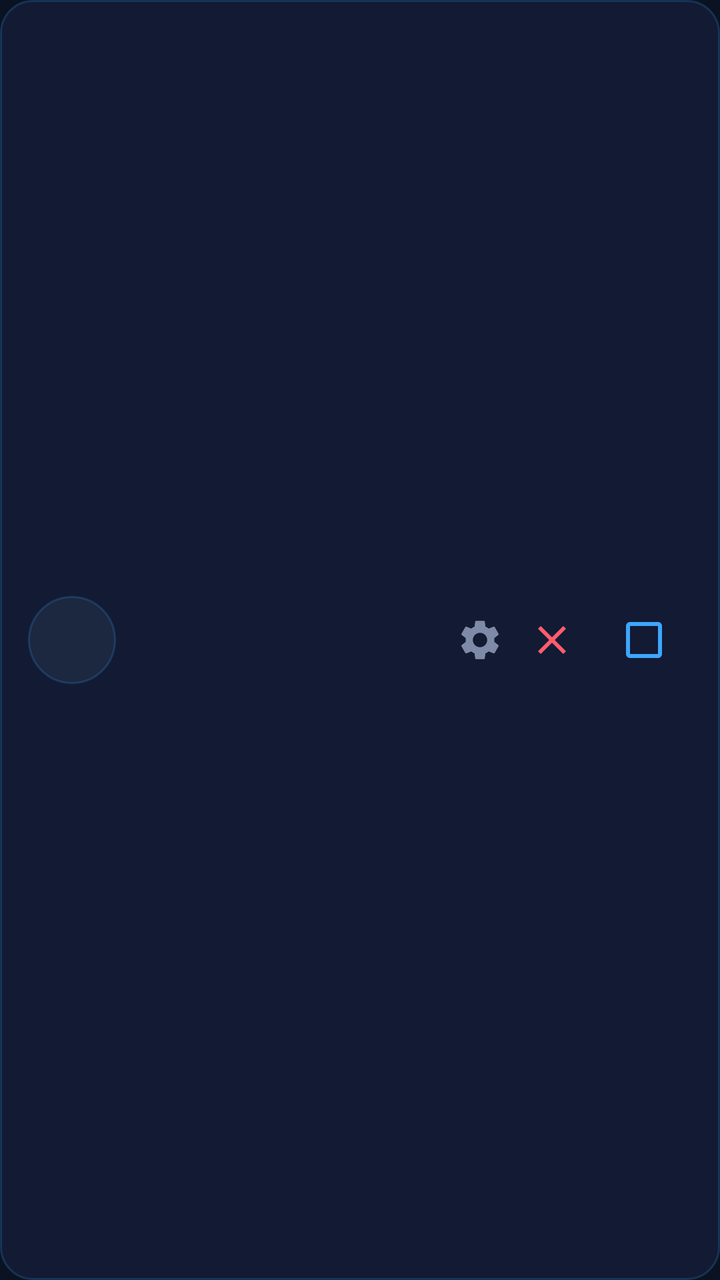
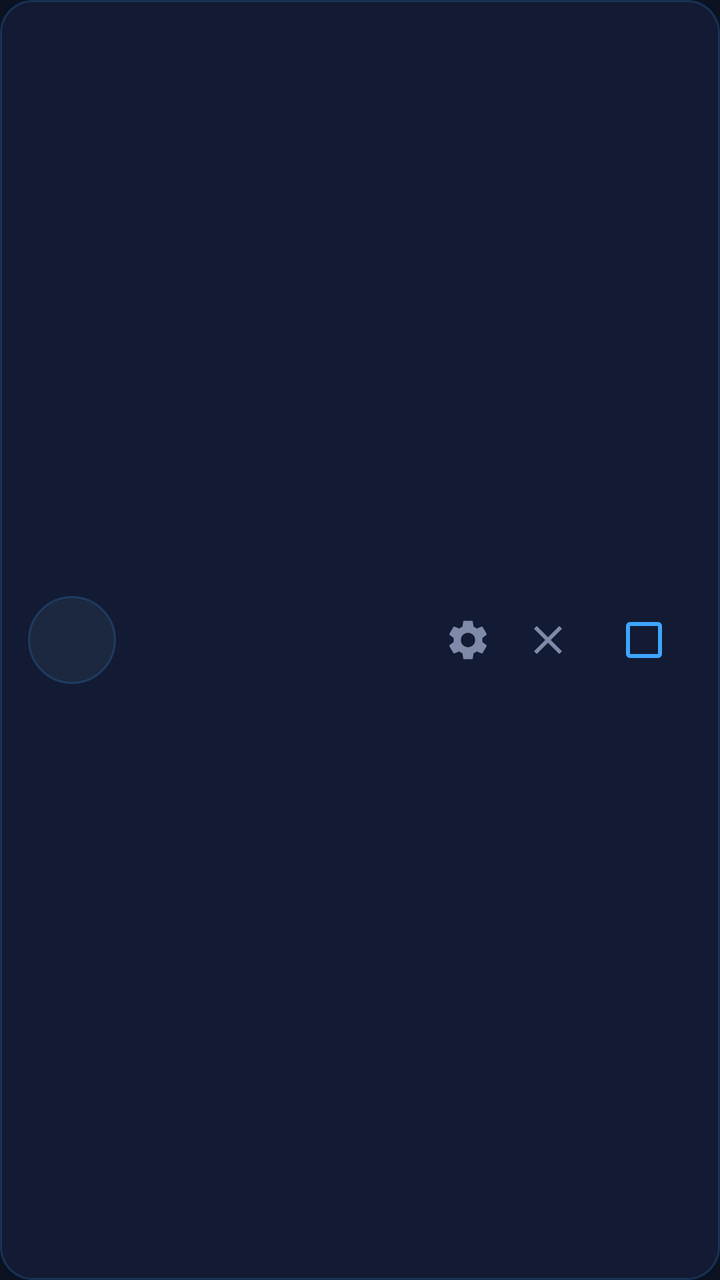

An Android layout rendered at two revisions. The XML below is the earlier revision; the diff shows what the commit changed to produce the second picture.
<!-- AndroidManifest.xml: application theme Theme.Killora -->
<!-- res/layout/item_quick_app.xml -->
<?xml version="1.0" encoding="utf-8"?>
<LinearLayout xmlns:android="http://schemas.android.com/apk/res/android"
    android:layout_width="match_parent"
    android:layout_height="wrap_content"
    android:orientation="horizontal"
    android:gravity="center_vertical"
    android:background="@drawable/bg_card_ripple"
    android:padding="14dp"
    android:layout_marginBottom="10dp">

    <ImageView
        android:id="@+id/imgQuickIcon"
        android:layout_width="44dp"
        android:layout_height="44dp"
        android:background="@drawable/bg_icon_frame"
        android:padding="6dp"
        android:scaleType="centerInside"
        android:contentDescription="@null"/>

    <LinearLayout
        android:layout_width="0dp"
        android:layout_weight="1"
        android:layout_height="wrap_content"
        android:orientation="vertical"
        android:layout_marginStart="14dp"
        android:layout_marginEnd="4dp">

        <TextView
            android:id="@+id/tvQuickLabel"
            android:layout_width="match_parent"
            android:layout_height="wrap_content"
            android:text=""
            android:maxLines="1"
            android:ellipsize="end"
            android:textColor="?attr/textPrimary"
            android:textSize="15sp"/>

        <TextView
            android:id="@+id/tvQuickPackage"
            android:layout_width="match_parent"
            android:layout_height="wrap_content"
            android:text=""
            android:maxLines="1"
            android:ellipsize="middle"
            android:textColor="?attr/textSecondary"
            android:textSize="11sp"/>

        <TextView
            android:id="@+id/tvQuickStatus"
            android:layout_width="wrap_content"
            android:layout_height="wrap_content"
            android:layout_marginTop="2dp"
            android:text=""
            android:textSize="11sp"
            android:textStyle="bold"/>
    </LinearLayout>

    <ImageButton
        android:id="@+id/btnQuickSettings"
        android:layout_width="36dp"
        android:layout_height="36dp"
        android:padding="7dp"
        android:background="?attr/selectableItemBackgroundBorderless"
        android:src="@drawable/ic_settings_gear"
        android:contentDescription="@string/app_item_open_app_settings_cd"/>

    <ImageButton
        android:id="@+id/btnQuickRemove"
        android:layout_width="36dp"
        android:layout_height="36dp"
        android:padding="8dp"
        android:background="?attr/selectableItemBackgroundBorderless"
        android:src="@drawable/ic_close_small"
        android:contentDescription="@string/quick_item_remove_from_quick_list_cd"/>

    <com.google.android.material.checkbox.MaterialCheckBox
        android:id="@+id/checkboxQuick"
        android:layout_width="wrap_content"
        android:layout_height="wrap_content"
        android:layout_marginStart="4dp"
        android:buttonTint="@color/accent_blue"/>

</LinearLayout>
<!-- resources referenced by this layout -->
<resources>
  <color name="accent_blue">#3EA6FF</color>
  <!-- drawable bg_card_ripple (drawable) -->
  <?xml version="1.0" encoding="utf-8"?>
  <ripple xmlns:android="http://schemas.android.com/apk/res/android"
      android:color="@color/ripple_tint">
      <item android:id="@android:id/mask">
          <shape android:shape="rectangle">
              <solid android:color="@android:color/white"/>
              <corners android:radius="16dp"/>
          </shape>
      </item>
      <item android:drawable="@drawable/bg_card"/>
  </ripple>
  <!-- drawable bg_icon_frame (drawable) -->
  <?xml version="1.0" encoding="utf-8"?>
  <shape xmlns:android="http://schemas.android.com/apk/res/android" android:shape="oval">
      <solid android:color="?attr/gaugeTrack"/>
      <stroke android:width="1dp" android:color="@color/ripple_tint"/>
  </shape>
  <!-- drawable ic_close_small (drawable) -->
  <vector xmlns:android="http://schemas.android.com/apk/res/android"
      android:width="24dp" android:height="24dp"
      android:viewportWidth="24" android:viewportHeight="24">
      <path android:fillColor="@color/danger_red" android:pathData="M19,6.41L17.59,5L12,10.59L6.41,5L5,6.41L10.59,12L5,17.59L6.41,19L12,13.41L17.59,19L19,17.59L13.41,12z"/>
  </vector>
  <!-- drawable ic_settings_gear (drawable) -->
  <vector xmlns:android="http://schemas.android.com/apk/res/android"
      android:width="24dp" android:height="24dp"
      android:viewportWidth="24" android:viewportHeight="24"
      android:tint="?attr/textSecondary">
      <path android:fillColor="@android:color/white" android:pathData="M19.14,12.94c0.04,-0.3 0.06,-0.61 0.06,-0.94c0,-0.32 -0.02,-0.64 -0.07,-0.94l2.03,-1.58c0.18,-0.14 0.23,-0.41 0.12,-0.61l-1.92,-3.32c-0.12,-0.22 -0.37,-0.29 -0.59,-0.22l-2.39,0.96c-0.5,-0.38 -1.03,-0.7 -1.62,-0.94L14.4,2.81c-0.04,-0.24 -0.24,-0.41 -0.48,-0.41h-3.84c-0.24,0 -0.43,0.17 -0.47,0.41L9.25,5.35C8.66,5.59 8.12,5.92 7.63,6.29L5.24,5.33c-0.22,-0.08 -0.47,0 -0.59,0.22L2.74,8.87C2.62,9.08 2.66,9.34 2.86,9.48l2.03,1.58C4.84,11.36 4.8,11.69 4.8,12s0.02,0.64 0.07,0.94l-2.03,1.58c-0.18,0.14 -0.23,0.41 -0.12,0.61l1.92,3.32c0.12,0.22 0.37,0.29 0.59,0.22l2.39,-0.96c0.5,0.38 1.03,0.7 1.62,0.94l0.36,2.54c0.05,0.24 0.24,0.41 0.48,0.41h3.84c0.24,0 0.44,-0.17 0.47,-0.41l0.36,-2.54c0.59,-0.24 1.13,-0.56 1.62,-0.94l2.39,0.96c0.22,0.08 0.47,0 0.59,-0.22l1.92,-3.32c0.12,-0.22 0.07,-0.47 -0.12,-0.61L19.14,12.94zM12,15.6c-1.98,0 -3.6,-1.62 -3.6,-3.6s1.62,-3.6 3.6,-3.6s3.6,1.62 3.6,3.6S13.98,15.6 12,15.6z"/>
  </vector>
  <string name="app_item_open_app_settings_cd">Open app settings</string>
  <string name="quick_item_remove_from_quick_list_cd">Remove from Quick List</string>
  <style name="Theme.Killora" parent="Theme.Killora.Dark" />
  <color name="ripple_tint">#333EA6FF</color>
  <!-- drawable bg_card (drawable) -->
  <?xml version="1.0" encoding="utf-8"?>
  <shape xmlns:android="http://schemas.android.com/apk/res/android" android:shape="rectangle">
      <solid android:color="?attr/cardBg"/>
      <corners android:radius="16dp"/>
      
      <stroke android:width="1dp" android:color="@color/ripple_tint"/>
  </shape>
  <color name="danger_red">#FF5C6C</color>
  <style name="Theme.Killora.Dark" parent="Theme.MaterialComponents.NoActionBar">
          <item name="android:windowBackground">@color/bg_dark</item>
          <item name="colorPrimary">@color/accent_blue</item>
          <item name="colorAccent">@color/accent_blue</item>
          <item name="android:statusBarColor">@color/bg_dark</item>
          <item name="appBg">@color/bg_dark</item>
          <item name="cardBg">@color/card_dark</item>
          <item name="textPrimary">@color/text_primary_dark</item>
          <item name="textSecondary">@color/text_secondary_dark</item>
          <item name="gaugeTrack">@color/gauge_track_dark</item>
      </style>
  <color name="bg_dark">#0B1222</color>
  <color name="card_dark">#121B33</color>
  <color name="text_primary_dark">#E8ECF7</color>
  <color name="text_secondary_dark">#7E8AA8</color>
  <color name="gauge_track_dark">#1C2740</color>
</resources>

<!-- the commit's change to res/layout/item_quick_app.xml (unified diff, before → after) -->
@@ -57,20 +57,21 @@
 
     <ImageButton
         android:id="@+id/btnQuickSettings"
-        android:layout_width="36dp"
-        android:layout_height="36dp"
-        android:padding="7dp"
+        android:layout_width="40dp"
+        android:layout_height="40dp"
+        android:padding="9dp"
         android:background="?attr/selectableItemBackgroundBorderless"
         android:src="@drawable/ic_settings_gear"
         android:contentDescription="@string/app_item_open_app_settings_cd"/>
 
     <ImageButton
         android:id="@+id/btnQuickRemove"
-        android:layout_width="36dp"
-        android:layout_height="36dp"
-        android:padding="8dp"
+        android:layout_width="40dp"
+        android:layout_height="40dp"
+        android:padding="10dp"
         android:background="?attr/selectableItemBackgroundBorderless"
         android:src="@drawable/ic_close_small"
+        android:tint="?attr/textSecondary"
         android:contentDescription="@string/quick_item_remove_from_quick_list_cd"/>
 
     <com.google.android.material.checkbox.MaterialCheckBox
